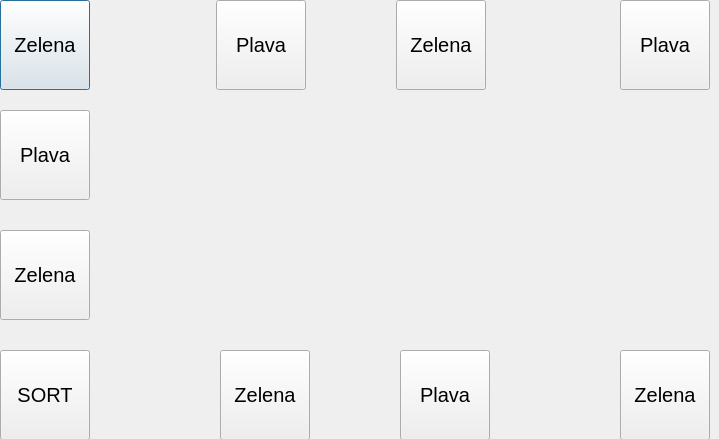
Old version of the form Robot/Python/run/screen1.ui in the repository aSrki/Eurobot2024.
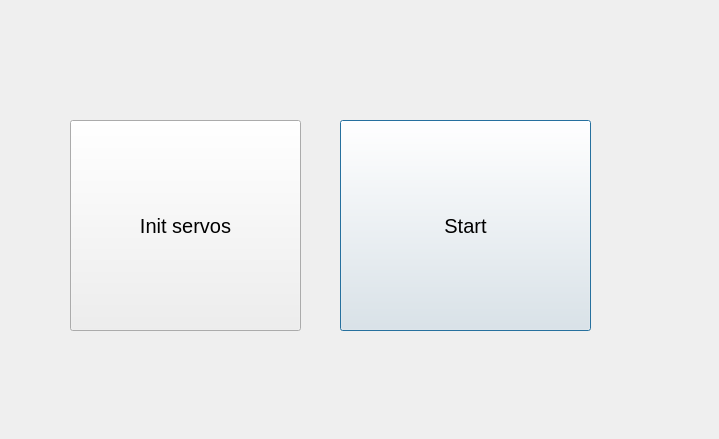
New version of the form.

Diff of the .ui file:
```diff
--- a/Robot/Python/run/screen1.ui
+++ b/Robot/Python/run/screen1.ui
@@ -19,55 +19,13 @@
   <property name="windowTitle">
    <string>Dialog</string>
   </property>
-  <widget class="QPushButton" name="button_sto4">
-   <property name="geometry">
-    <rect>
-     <x>0</x>
-     <y>0</y>
-     <width>90</width>
-     <height>90</height>
-    </rect>
-   </property>
-   <property name="maximumSize">
-    <size>
-     <width>719</width>
-     <height>480</height>
-    </size>
-   </property>
-   <property name="font">
-    <font>
-     <pointsize>15</pointsize>
-    </font>
-   </property>
-   <property name="text">
-    <string>Zelena</string>
-   </property>
-  </widget>
-  <widget class="QPushButton" name="button_sto3">
-   <property name="geometry">
-    <rect>
-     <x>216</x>
-     <y>0</y>
-     <width>90</width>
-     <height>90</height>
-    </rect>
-   </property>
-   <property name="font">
-    <font>
-     <pointsize>15</pointsize>
-    </font>
-   </property>
-   <property name="text">
-    <string>Plava</string>
-   </property>
-  </widget>
   <widget class="QPushButton" name="button_sto2">
    <property name="geometry">
     <rect>
-     <x>396</x>
-     <y>0</y>
-     <width>90</width>
-     <height>90</height>
+     <x>340</x>
+     <y>120</y>
+     <width>251</width>
+     <height>211</height>
     </rect>
    </property>
    <property name="maximumSize">
@@ -82,16 +40,16 @@
     </font>
    </property>
    <property name="text">
-    <string>Zelena</string>
+    <string>Start</string>
    </property>
   </widget>
   <widget class="QPushButton" name="button_sto1">
    <property name="geometry">
     <rect>
-     <x>620</x>
-     <y>0</y>
-     <width>90</width>
-     <height>90</height>
+     <x>70</x>
+     <y>120</y>
+     <width>231</width>
+     <height>211</height>
     </rect>
    </property>
    <property name="font">
@@ -100,133 +58,7 @@
     </font>
    </property>
    <property name="text">
-    <string>Plava</string>
-   </property>
-  </widget>
-  <widget class="QPushButton" name="button_sto5">
-   <property name="geometry">
-    <rect>
-     <x>0</x>
-     <y>110</y>
-     <width>90</width>
-     <height>90</height>
-    </rect>
-   </property>
-   <property name="font">
-    <font>
-     <pointsize>15</pointsize>
-    </font>
-   </property>
-   <property name="text">
-    <string>Plava</string>
-   </property>
-  </widget>
-  <widget class="QPushButton" name="button_sto6">
-   <property name="geometry">
-    <rect>
-     <x>0</x>
-     <y>230</y>
-     <width>90</width>
-     <height>90</height>
-    </rect>
-   </property>
-   <property name="maximumSize">
-    <size>
-     <width>719</width>
-     <height>480</height>
-    </size>
-   </property>
-   <property name="font">
-    <font>
-     <pointsize>15</pointsize>
-    </font>
-   </property>
-   <property name="text">
-    <string>Zelena</string>
-   </property>
-  </widget>
-  <widget class="QPushButton" name="button_sto7">
-   <property name="geometry">
-    <rect>
-     <x>0</x>
-     <y>350</y>
-     <width>90</width>
-     <height>90</height>
-    </rect>
-   </property>
-   <property name="font">
-    <font>
-     <pointsize>15</pointsize>
-    </font>
-   </property>
-   <property name="text">
-    <string>SORT</string>
-   </property>
-  </widget>
-  <widget class="QPushButton" name="button_sto8">
-   <property name="geometry">
-    <rect>
-     <x>220</x>
-     <y>350</y>
-     <width>90</width>
-     <height>90</height>
-    </rect>
-   </property>
-   <property name="maximumSize">
-    <size>
-     <width>719</width>
-     <height>480</height>
-    </size>
-   </property>
-   <property name="font">
-    <font>
-     <pointsize>15</pointsize>
-    </font>
-   </property>
-   <property name="text">
-    <string>Zelena</string>
-   </property>
-  </widget>
-  <widget class="QPushButton" name="button_sto9">
-   <property name="geometry">
-    <rect>
-     <x>400</x>
-     <y>350</y>
-     <width>90</width>
-     <height>90</height>
-    </rect>
-   </property>
-   <property name="font">
-    <font>
-     <pointsize>15</pointsize>
-    </font>
-   </property>
-   <property name="text">
-    <string>Plava</string>
-   </property>
-  </widget>
-  <widget class="QPushButton" name="button_sto10">
-   <property name="geometry">
-    <rect>
-     <x>620</x>
-     <y>350</y>
-     <width>90</width>
-     <height>90</height>
-    </rect>
-   </property>
-   <property name="maximumSize">
-    <size>
-     <width>719</width>
-     <height>480</height>
-    </size>
-   </property>
-   <property name="font">
-    <font>
-     <pointsize>15</pointsize>
-    </font>
-   </property>
-   <property name="text">
-    <string>Zelena</string>
+    <string>Init servos</string>
    </property>
   </widget>
  </widget>
```
